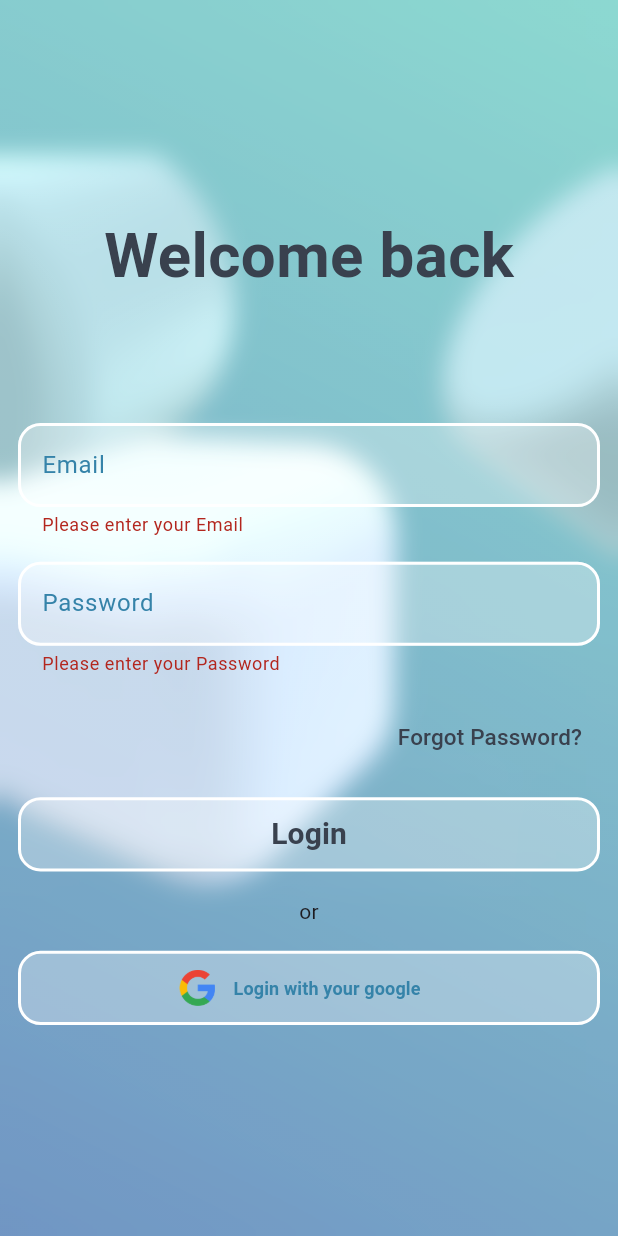
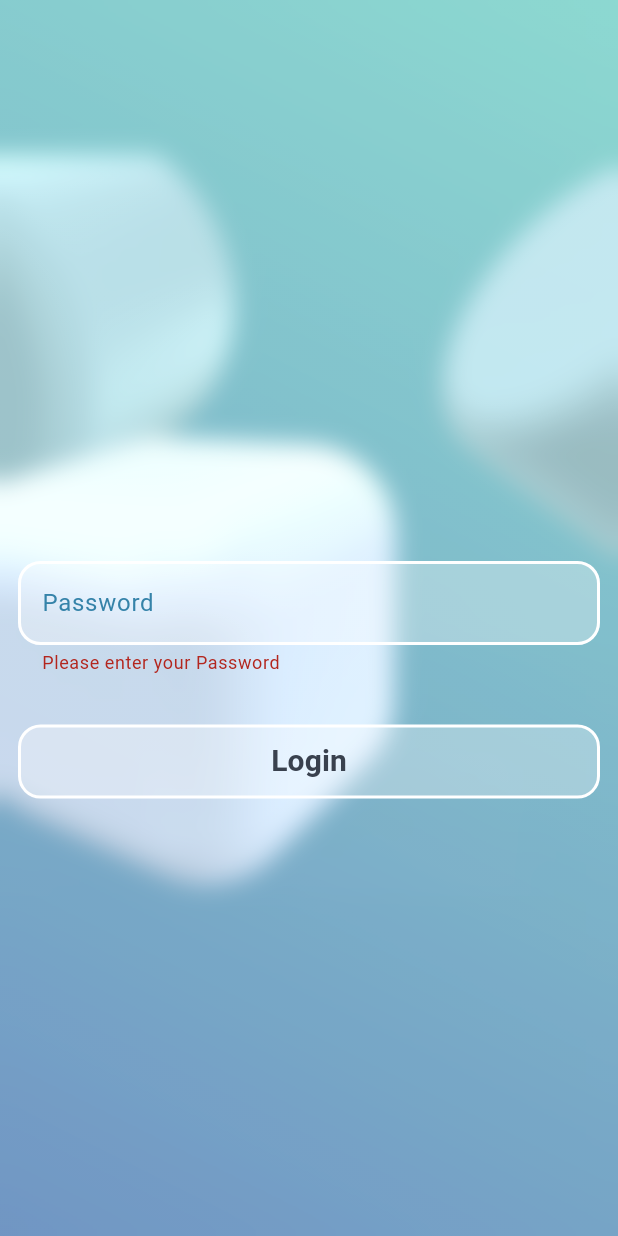
Before and after one commit to RMCV-Rajapaksha/Project-Syncup, a Flutter app: the screen it shows after launch, after a tap on "Login", on a phone screen of 412 x 824 dp. Run offline on Flutter 3.47's test engine with Material 3 defaults, Android fonts, the phone set to English and light mode, and no system bars; our stand-ins replace device_preview.

Commit message:
Update login page to create page

```diff
--- a/lib/main.dart
+++ b/lib/main.dart
@@ -1,13 +1,13 @@
 import 'package:device_preview/device_preview.dart';
 
 import 'package:flutter/material.dart';
-import 'package:project_syncup/pages/Login.dart';
+import 'package:project_syncup/pages/Create.dart';
 
 void main() {
   runApp(
     DevicePreview(
       enabled: true,
-      builder: (context) => const Login(),
+      builder: (context) => const Create(),
     ),
   );
 }
--- a/lib/pages/Create.dart
+++ b/lib/pages/Create.dart
@@ -0,0 +1,102 @@
+import 'package:flutter/cupertino.dart';
+import 'package:flutter/material.dart';
+import 'package:project_syncup/commponent/theme.dart';
+
+final _formKey = GlobalKey<FormState>();
+
+class Create extends StatefulWidget {
+  const Create({super.key});
+
+  @override
+  State<Create> createState() => _LoginState();
+}
+
+class _LoginState extends State<Create> {
+  @override
+  Widget build(BuildContext context) {
+    double screenWidth = MediaQuery.of(context).size.width;
+    double screenHeight = MediaQuery.of(context).size.height;
+    return Template(
+      screenWidth: screenWidth,
+      screenHeight: screenHeight,
+      theChild: Column(
+        mainAxisAlignment: MainAxisAlignment.center,
+        children: [
+          Form(
+            key: _formKey,
+            child: Padding(
+              padding: const EdgeInsets.all(12.0),
+              child: Column(
+                children: [
+                  SizedBox(height: screenHeight * 0.1),
+                  SizedBox(height: screenHeight * 0.02),
+                  TextFormField(
+                    decoration: InputDecoration(
+                      hintText: 'Password',
+                      hintStyle: const TextStyle(
+                          color: Color.fromRGBO(53, 131, 169, 1)),
+                      enabledBorder: OutlineInputBorder(
+                        borderSide:
+                            const BorderSide(color: Colors.white, width: 2.0),
+                        borderRadius: BorderRadius.circular(15.0),
+                      ),
+                      focusedBorder: OutlineInputBorder(
+                        borderSide:
+                            const BorderSide(color: Colors.white, width: 2.0),
+                        borderRadius: BorderRadius.circular(15.0),
+                      ),
+                      errorBorder: OutlineInputBorder(
+                        borderSide:
+                            const BorderSide(color: Colors.white, width: 2.0),
+                        borderRadius: BorderRadius.circular(15.0),
+                      ),
+                      focusedErrorBorder: OutlineInputBorder(
+                        borderSide:
+                            const BorderSide(color: Colors.white, width: 2.0),
+                        borderRadius: BorderRadius.circular(15.0),
+                      ),
+                      fillColor: const Color.fromRGBO(255, 255, 255, 0.3),
+                      filled: true,
+                    ),
+                    validator: (value) {
+                      if (value == null || value.isEmpty) {
+                        return 'Please enter your Password';
+                      }
+                      return null;
+                    },
+                  ),
+                  SizedBox(height: screenHeight * 0.02),
+                  SizedBox(height: screenHeight * 0.02),
+                  Container(
+                      height: screenHeight * 0.06,
+                      width: screenWidth * 0.95,
+                      decoration: BoxDecoration(
+                        borderRadius: BorderRadius.circular(15.0),
+                        border: Border.all(color: Colors.white, width: 2.0),
+                        color: const Color.fromRGBO(255, 255, 255, 0.3),
+                      ),
+                      child: TextButton(
+                        onPressed: () {
+                          if (_formKey.currentState!.validate()) {
+                            ScaffoldMessenger.of(context).showSnackBar(
+                              const SnackBar(content: Text('Processing Data')),
+                            );
+                          }
+                        },
+                        child: const Text('Login',
+                            style: TextStyle(
+                              fontSize: 20,
+                              fontWeight: FontWeight.bold,
+                              color: Color.fromRGBO(57, 65, 78, 1),
+                            )),
+                      )),
+                  SizedBox(height: screenHeight * 0.02),
+                ],
+              ),
+            ),
+          ),
+        ],
+      ),
+    );
+  }
+}
```
